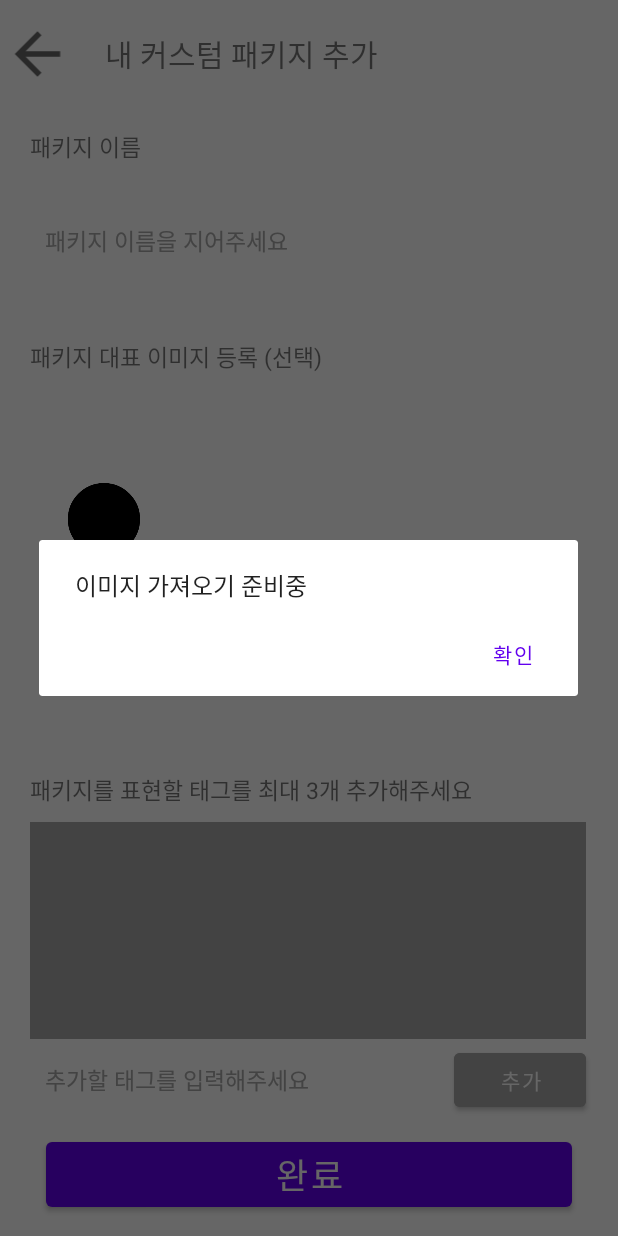
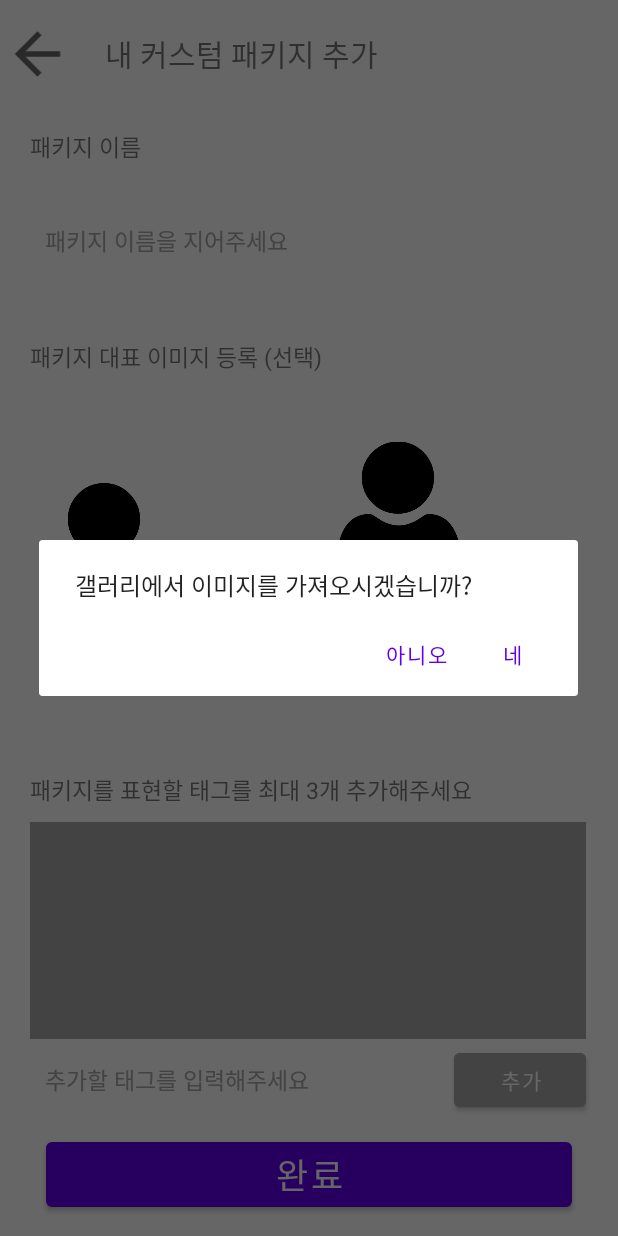
Before and after one commit to https-github-com-inma06/EnglishWordApp, an Android app: the AddNewCustomPackageActivity screen opened directly, with no data from a screen before it, after a tap on an icon or button, on a phone screen of 412 x 824 dp. Run offline under Robolectric (Android 15) with nearby library versions, the phone set to English and light mode, and no system bars; our stand-ins replace data binding; libraries missing offline, so code that uses them is left out: gun0912.tedimagepicker.builder; pictures from the network do not load.

Commit message:
custom 패키지 추가 엑티비티에   임시적으로 ted image picker 적용

```diff
--- a/wordsRPG/app/build.gradle
+++ b/wordsRPG/app/build.gradle
@@ -105,4 +105,7 @@ dependencies {
     implementation "com.google.android.material:material:$material_version"
 
 
+    //ted 님  이미지 피커 라이브러리 - 임시 적용
+    def ted_image_picker = "1.1.3"
+    implementation "gun0912.ted:tedimagepicker:$ted_image_picker"
 }
--- a/wordsRPG/app/src/main/java/com/uhavecodingproblem/wordsrpg/component/CustomPackageRecyclerViewAdapter.kt
+++ b/wordsRPG/app/src/main/java/com/uhavecodingproblem/wordsrpg/component/CustomPackageRecyclerViewAdapter.kt
@@ -15,6 +15,7 @@ import com.uhavecodingproblem.wordsrpg.databinding.ItemCustomPackageRecyclerView
  *
  * 커스텀 패키지 리사이클러뷰  어뎁터
  * 내 패키지 및  전체 패키지 공동 사용 (예상)
+ *
  */
 class CustomPackageRecyclerViewAdapter(
     private val customPackageList:MutableList<CustomPackageData>
@@ -28,6 +29,8 @@ class CustomPackageRecyclerViewAdapter(
     }
 
     override fun onBindViewHolder(holder: CustomPackageViewHolder, position: Int) {
+
+        // TODO: 2020-09-25 각  유저 판별 값으로  내 패키지,  구도패키지  등등  분기할 처리들 진행해야됨.
        holder.onBind(customPackageList[position])
     }
 
--- a/wordsRPG/app/src/main/java/com/uhavecodingproblem/wordsrpg/ui/activity/AddNewCustomPackageActivity.kt
+++ b/wordsRPG/app/src/main/java/com/uhavecodingproblem/wordsrpg/ui/activity/AddNewCustomPackageActivity.kt
@@ -1,17 +1,26 @@
 package com.uhavecodingproblem.wordsrpg.ui.activity
 
 import android.app.AlertDialog
+import android.net.Uri
+import android.util.Log
 import android.view.View
 import android.view.animation.AlphaAnimation
 import android.view.animation.Animation
+import android.widget.ImageView
 import android.widget.Toast
+import androidx.core.content.ContextCompat
 import androidx.core.view.size
+import com.bumptech.glide.Glide
 import com.google.android.material.chip.Chip
 import com.google.android.material.chip.ChipDrawable
 import com.uhavecodingproblem.wordsrpg.R
+import com.uhavecodingproblem.wordsrpg.component.CustomPackageBindingAdapter
 import com.uhavecodingproblem.wordsrpg.databinding.ActivityAddNewCustomPackageBinding
 import com.uhavecodingproblem.wordsrpg.ui.base.BaseActivity
 import com.uhavecodingproblem.wordsrpg.util.Logger
+import gun0912.tedimagepicker.builder.TedImagePicker
+import gun0912.tedimagepicker.builder.type.ButtonGravity
+import gun0912.tedimagepicker.builder.type.MediaType
 
 /**
  * wordsrpg
@@ -29,7 +38,11 @@ class AddNewCustomPackageActivity : BaseActivity<ActivityAddNewCustomPackageBind
 
         thisActivity=this@AddNewCustomPackageActivity
 
+
+
     }
+
+
 
 
 
@@ -122,14 +135,36 @@ class AddNewCustomPackageActivity : BaseActivity<ActivityAddNewCustomPackageBind
 
         // TODO: 2020-09-24 이미지 추가  넣기
         AlertDialog.Builder(this)
-            .setMessage("이미지 가져오기 준비중")
-            .setPositiveButton("확인"){dialog,i->
+            .setMessage("갤러리에서 이미지를 가져오시겠습니까?")
+            .setPositiveButton("네"){dialog,i->
+
+
+                // TODO: 2020-09-25 임시적으로  ted image_picker 적용  회의에서 사용 여부 결정
+                //앨범에서 커스텀 패키지용으로 사용할 이미지를 가지고온다.
+                TedImagePicker.with(this)
+                    .title("패키지 이미지 고르기")
+                    .mediaType(MediaType.IMAGE)
+                    .scrollIndicatorDateFormat("YYYYMMDD")
+                    .buttonGravity(ButtonGravity.BOTTOM)
+                    .showCameraTile(false)
+                    .errorListener { message -> Logger.v("ted image_picker error -> $message") }
+                    .startAnimation(R.anim.to_left_slide,R.anim.fade_out)
+                    .start {
+
+                        //썸네일 이미지뷰 및 썸네일 프리뷰에 가져온 이미지 넣어줌.
+                        Glide.with(binding.imgPackageThumbnail).load(it).error(R.drawable.on_my_room).centerCrop().into(binding.imgPackageThumbnail)
+                        Glide.with(binding.imgPackageThumbnail).load(it).error(R.drawable.on_my_room).centerCrop().into(binding.imgPreviewThumbnail)
+
+                    }
+
+                dialog.dismiss()
+            }.setNegativeButton("아니오"){dialog, i->
+
                 dialog.dismiss()
             }
             .show()
 
     }//pickThumbNailImageFromGallery() 끝
-
 
 
     //완료 버튼 event
--- a/wordsRPG/app/src/main/java/com/uhavecodingproblem/wordsrpg/ui/fragment/MyCustomPackageFragment.kt
+++ b/wordsRPG/app/src/main/java/com/uhavecodingproblem/wordsrpg/ui/fragment/MyCustomPackageFragment.kt
@@ -1,6 +1,7 @@
 package com.uhavecodingproblem.wordsrpg.ui.fragment
 
 import android.content.Intent
+
 import android.view.View
 import androidx.navigation.fragment.findNavController
 import androidx.recyclerview.widget.GridLayoutManager
@@ -27,14 +28,14 @@ class MyCustomPackageFragment: BaseFragment<FragmentMyCustomPackageBinding>(R.la
 
         thisFragment = this@MyCustomPackageFragment
 
-        setRecyclerView()
+        setCustomPackageRecyclerView()
 
     }//onCreateView()끝
 
 
 
     //커스텀 패키지를 뿌려줄 리사이클러뷰 세팅
-    private fun setRecyclerView(){
+    private fun setCustomPackageRecyclerView(){
          binding.recyclerviewMyCustomList.apply {
              layoutManager = GridLayoutManager(requireActivity(), 3)//grid 형태로  뿌려줌
 
@@ -42,7 +43,6 @@ class MyCustomPackageFragment: BaseFragment<FragmentMyCustomPackageBinding>(R.la
              adapter = CustomPackageRecyclerViewAdapter(mockCustomPackageList())//adatper 연결
          }
     }//initRecyclerView()끝
-
 
 
 
@@ -61,7 +61,6 @@ class MyCustomPackageFragment: BaseFragment<FragmentMyCustomPackageBinding>(R.la
 
 
 
-
     //fab 버튼 클릭 -> 새 커스텀 패키지 추가 엑티비티로 이동
     fun moveToAddNewCustomPackageActivity(view: View){
         Logger.v("AddNewCustomPackageActivity 로 이동")
--- /dev/null
+++ b/wordsRPG/app/src/main/res/anim/fade_out.xml
@@ -0,0 +1,5 @@
+<?xml version="1.0" encoding="utf-8"?>
+<alpha xmlns:android="http://schemas.android.com/apk/res/android"
+    android:duration="500"
+    android:fromAlpha="1.0"
+    android:toAlpha="0.0" />
--- /dev/null
+++ b/wordsRPG/app/src/main/res/anim/to_left_slide.xml
@@ -0,0 +1,9 @@
+<?xml version="1.0" encoding="utf-8"?>
+<set xmlns:android="http://schemas.android.com/apk/res/android">
+    <translate
+        android:duration="300"
+        android:fromXDelta="100%"
+        android:toXDelta="0%"
+        android:fromYDelta="0%"
+        android:toYDelta="0%" />
+</set>
--- a/wordsRPG/app/src/main/res/layout/activity_add_new_custom_package.xml
+++ b/wordsRPG/app/src/main/res/layout/activity_add_new_custom_package.xml
@@ -136,7 +136,7 @@
         android:id="@+id/arrow_icon"
         android:layout_width="wrap_content"
         android:layout_height="wrap_content"
-        android:layout_marginStart="15dp"
+        android:layout_marginStart="35dp"
         android:rotation="180"
         app:layout_constraintBottom_toBottomOf="@id/img_package_thumbnail"
         app:layout_constraintHorizontal_bias="0"
@@ -148,13 +148,65 @@
         android:id="@+id/tv_preview"
         android:layout_width="wrap_content"
         android:layout_height="wrap_content"
-        android:layout_marginStart="5dp"
-         android:layout_marginTop="3dp"
+        android:layout_marginStart="25dp"
+        android:layout_marginTop="3dp"
         app:layout_constraintVertical_bias="0"
         app:layout_constraintBottom_toBottomOf="@id/guideline2"
         app:layout_constraintStart_toEndOf="@id/img_package_thumbnail"
         app:layout_constraintTop_toBottomOf="@id/arrow_icon"
         android:text="@string/str_package_preview" />
+
+
+    <androidx.constraintlayout.widget.ConstraintLayout
+        android:id="@+id/preview_container"
+        android:layout_width="100dp"
+        android:layout_height="0dp"
+        android:layout_marginTop="30dp"
+        android:layout_marginBottom="30dp"
+        android:layout_marginStart="20dp"
+        app:layout_constraintVertical_bias="0.5"
+        app:layout_constraintStart_toEndOf="@id/tv_preview"
+        app:layout_constraintBottom_toBottomOf="@id/guideline2"
+        app:layout_constraintTop_toBottomOf="@id/tv_package_thumbnail">
+
+
+        <ImageView
+            android:id="@+id/img_preview_thumbnail"
+            android:layout_width="0dp"
+            android:layout_height="0dp"
+            app:layout_constraintHeight_default="percent"
+            app:layout_constraintHeight_percent="0.7"
+            app:layout_constraintTop_toTopOf="parent"
+            app:layout_constraintStart_toStartOf="parent"
+            app:layout_constraintEnd_toEndOf="parent"
+            app:srcCompat="@drawable/on_my_room" />
+
+        <TextView
+            android:id="@+id/tv_package_name_preview"
+            android:layout_width="0dp"
+            android:layout_height="wrap_content"
+            android:textColor="@color/colorBlack"
+            android:paddingStart="5dp"
+            app:layout_constraintTop_toBottomOf="@+id/img_preview_thumbnail"
+            app:layout_constraintStart_toStartOf="parent"
+            app:layout_constraintEnd_toEndOf="parent"
+            android:text="@string/str_default_package_name_shown_in_xml"
+            tools:ignore="RtlSymmetry" />
+
+        <TextView
+            android:id="@+id/tv_package_like_count_example"
+            android:layout_width="0dp"
+            android:layout_height="wrap_content"
+            android:paddingStart="5dp"
+            android:textColor="@color/colorBlack"
+            app:layout_constraintTop_toBottomOf="@id/tv_package_name_preview"
+            app:layout_constraintStart_toStartOf="parent"
+            app:layout_constraintEnd_toEndOf="parent"
+            android:text="@string/str_package_like_count_example"
+            tools:ignore="RtlSymmetry" />
+    </androidx.constraintlayout.widget.ConstraintLayout>
+
+
 
     <TextView
         android:id="@+id/tv_package_tag"
--- a/wordsRPG/app/src/main/res/layout/item_custom_package_recycler_view.xml
+++ b/wordsRPG/app/src/main/res/layout/item_custom_package_recycler_view.xml
@@ -12,7 +12,7 @@
     <ImageView
         android:id="@+id/img_package_thumbnail"
         android:layout_width="0dp"
-        android:layout_height="140dp"
+        android:layout_height="100dp"
         app:image="@{data.profileImageUrl}"
         app:error="@{@drawable/on_my_room}"
         app:layout_constraintEnd_toEndOf="parent"
--- a/wordsRPG/app/src/main/res/values/strings.xml
+++ b/wordsRPG/app/src/main/res/values/strings.xml
@@ -40,6 +40,8 @@
     <string name="str_tag_detect_space">태그는 단어 한개로 구성해주세요</string>
     <string name="str_tag_no_content">적은 태그 내용이 없습니다.</string>
     <string name="str_add_new_tag_title">패키지를 표현할 태그를 최대 3개 추가해주세요</string>
+    <string name="str_default_package_name_shown_in_xml">패키지 이름</string>
+    <string name="str_package_like_count_example">하트 3개</string>
 
      <!-- item_custom_package_recycler_view  str -->
     <string name="str_liked_count">%1$d 개</string>
```
